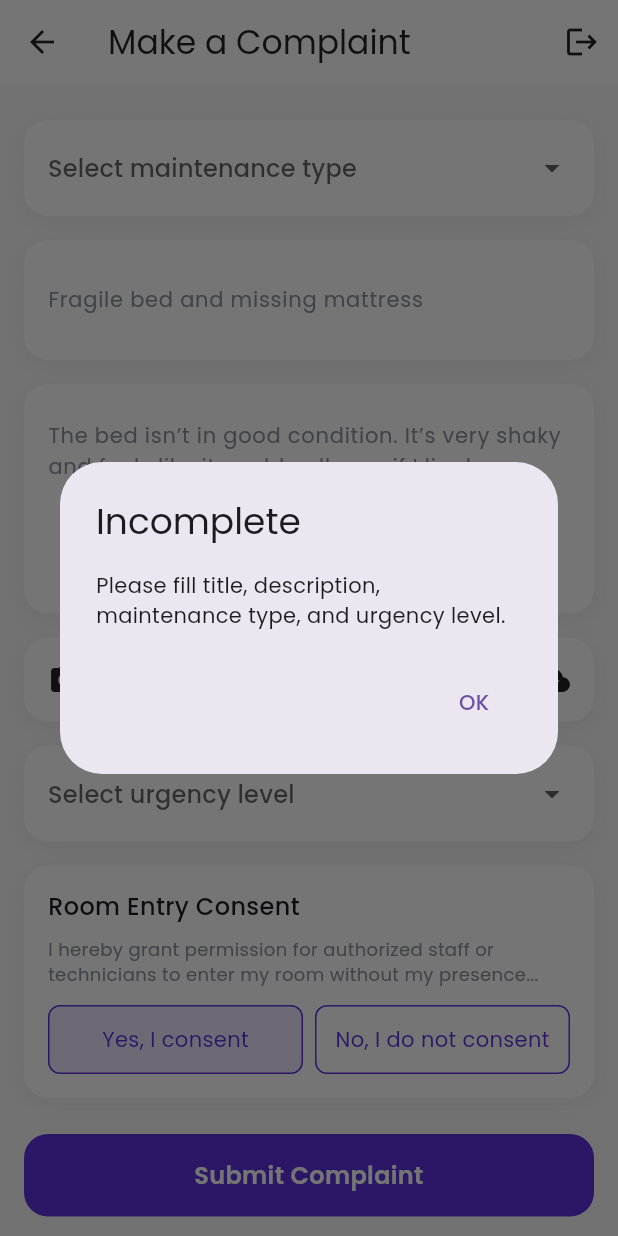
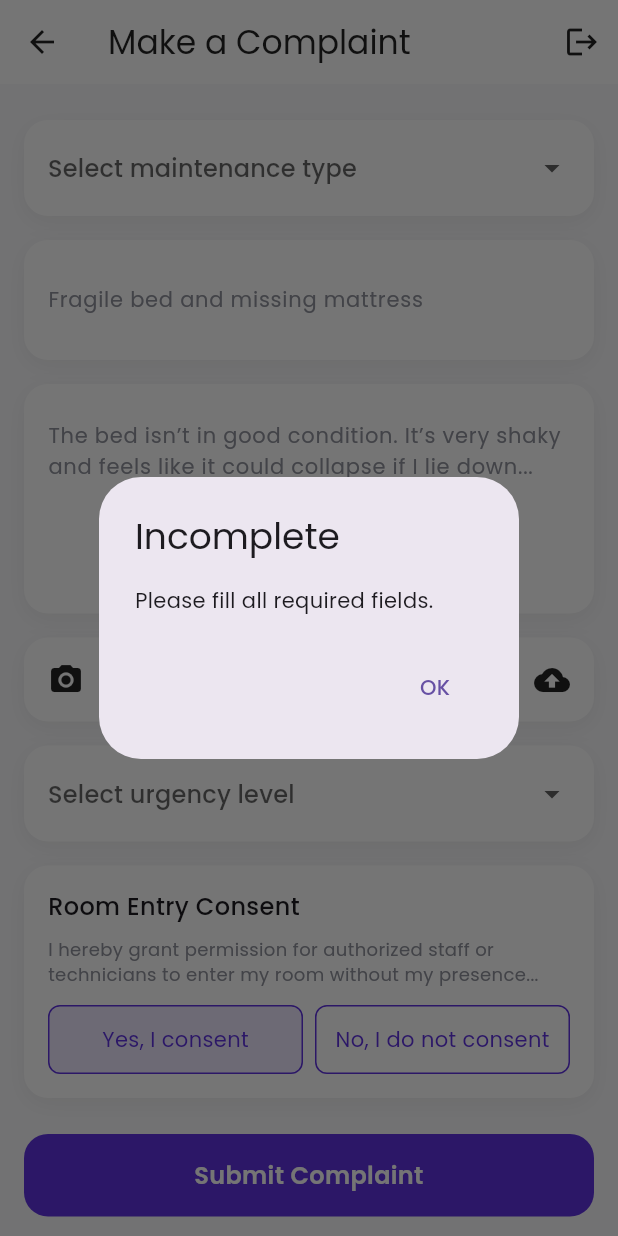
Before and after one commit to goh1217/SmartServe-KolejCare, a Flutter app: the ComplaintFormScreen screen opened directly, after a tap on "Submit Complaint", on a phone screen of 412 x 824 dp. Run offline on Flutter 3.47's test engine with Material 3 defaults, Android fonts, the phone set to English and light mode, and no system bars; our stand-ins replace cloud_firestore, firebase_auth, firebase_core, flutter_image_compress, google_fonts, image_picker; accounts and stored records are empty.

Commit message:
Revert "Merge pull request #9 from goh1217/revert-7-feature/complaint-form/im…"
This reverts commit e1ba734c4dba583418d28ba09018dd57b29232d0.

```diff
--- a/lib/student/complaint_form_screen.dart
+++ b/lib/student/complaint_form_screen.dart
@@ -1,8 +1,13 @@
+import 'dart:convert';
+import 'dart:typed_data';
+import 'package:flutter/foundation.dart' show kIsWeb;
+import 'package:flutter/material.dart';
 import 'package:firebase_auth/firebase_auth.dart';
-import 'package:flutter/material.dart';
+import 'package:cloud_firestore/cloud_firestore.dart';
 import 'package:google_fonts/google_fonts.dart';
-
-import 'package:cloud_firestore/cloud_firestore.dart';
+import 'package:image_picker/image_picker.dart';
+import 'package:flutter_image_compress/flutter_image_compress.dart';
+import 'package:http/http.dart' as http;
 
 class ComplaintFormScreen extends StatefulWidget {
   const ComplaintFormScreen({super.key});
@@ -19,8 +24,10 @@ String? _selectedMaintenanceType;
   String? _selectedUrgency;
   bool _consentGiven = true;
 
-bool _isSubmitted = false; //successful submit?
-bool _isSubmitting = false; //Firebase
+  bool _isSubmitted = false;
+  bool _isSubmitting = false;
+
+  final List<XFile> _pickedImages = [];
 
   final List<String> _maintenanceOptions = ['Furniture', 'Electrical', 'Plumbing', 'Other'];
   final List<String> _urgencyOptions = ['Minor', 'Medium', 'High'];
@@ -32,46 +39,39 @@ _descriptionController.dispose();
     super.dispose();
   }
 
-BoxDecoration _cardDecoration() {
-return BoxDecoration(
+  BoxDecoration _cardDecoration() => BoxDecoration(
     color: Colors.white,
     borderRadius: BorderRadius.circular(16),
     boxShadow: [
-BoxShadow(
-color: Colors.black.withOpacity(0.05),
-blurRadius: 12,
-offset: const Offset(0, 4),
-),
+      BoxShadow(color: Colors.black.withOpacity(0.05), blurRadius: 12, offset: const Offset(0, 4))
     ],
   );
+
+  Future<void> _pickImages() async {
+    if (_pickedImages.length >= 3) return;
+    final ImagePicker picker = ImagePicker();
+    final XFile? img = await picker.pickImage(source: ImageSource.gallery);
+    if (img != null) setState(() => _pickedImages.add(img));
   }
 
-// --- MODIFIED: Updated _handleSubmit to use current logged-in student as reportBy ---
   Future<void> _handleSubmit() async {
     final title = _titleController.text.trim();
     final desc = _descriptionController.text.trim();
 
-if (title.isEmpty ||
-desc.isEmpty ||
-_selectedUrgency == null ||
-_selectedMaintenanceType == null) {
+
+    if (title.isEmpty || desc.isEmpty || _selectedUrgency == null || _selectedMaintenanceType == null) {
     showDialog(
     context: context,
     builder: (c) => AlertDialog(
     title: const Text('Incomplete'),
-content: const Text(
-'Please fill title, description, maintenance type, and urgency level.'),
-actions: [
-TextButton(onPressed: () => Navigator.pop(c), child: const Text('OK'))
-],
+    content: const Text('Please fill all required fields.'),
+    actions: [TextButton(onPressed: () => Navigator.pop(c), child: const Text('OK'))],
     ),
     );
     return;
     }
 
-setState(() {
-_isSubmitting = true;
-});
+    setState(() => _isSubmitting = true);
 
 try {
 final firestore = FirebaseFirestore.instance;
--- a/pubspec.yaml
+++ b/pubspec.yaml
@@ -21,10 +21,14 @@ dependencies:
   google_sign_in: ^6.2.0
   google_fonts: ^6.2.1
   intl: ^0.20.2 # Added for date formatting
-  image_picker: ^0.8.7+5
+  # image_picker: ^0.8.7+5
   tflite_flutter: ^0.10.0
   url_launcher: ^6.1.10
+  image_picker: ^1.2.1
+  flutter_image_compress: ^1.1.0
   http: ^1.5.0
+
+
 
 dev_dependencies:
   flutter_test:
```
Lines whose indentation alone changed are shown as unchanged.
